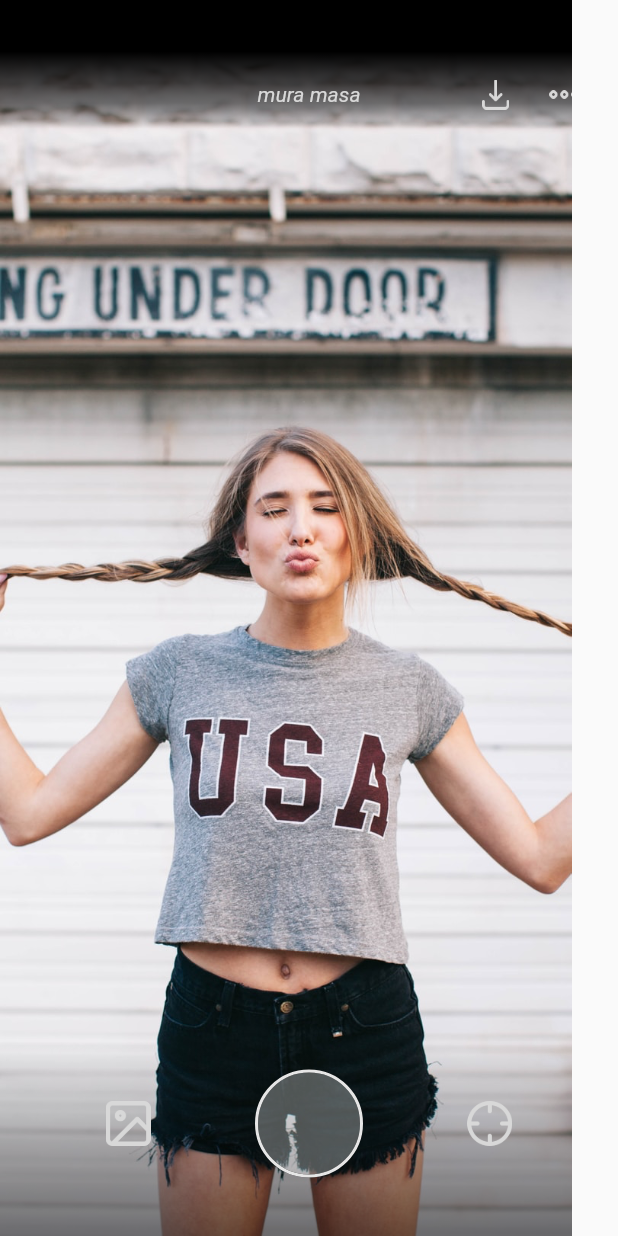
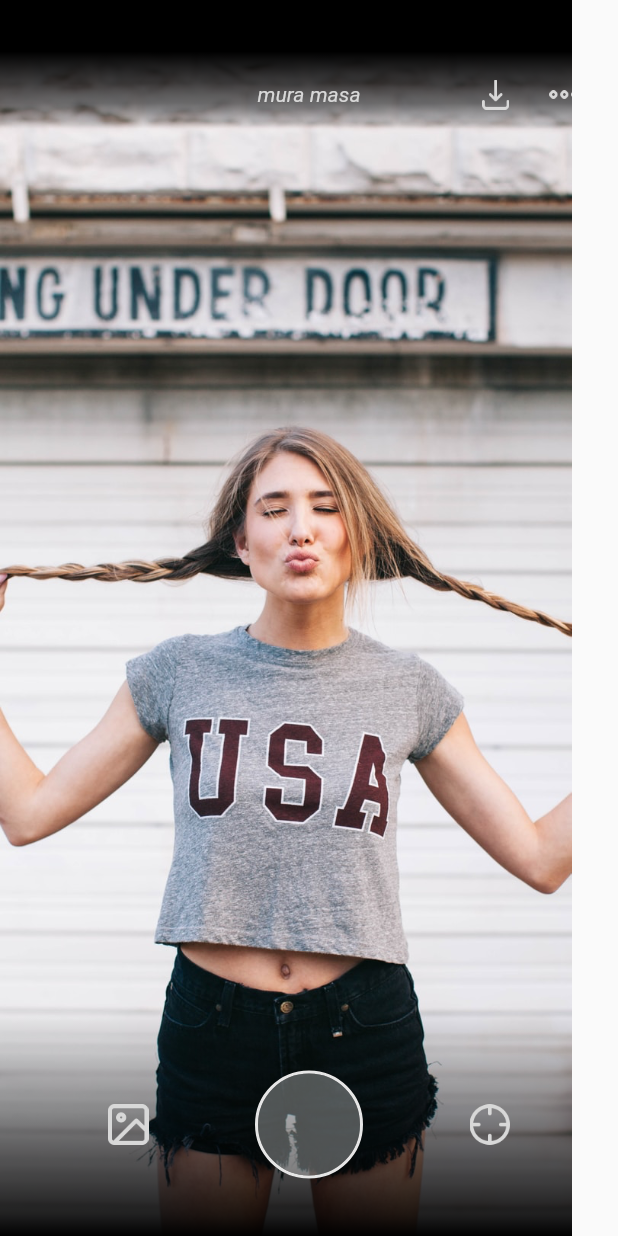
Before and after one commit to ljellevo/illusio, a Flutter app: the screen it shows after launch, on a phone screen of 412 x 824 dp. Run offline on Flutter 3.47's test engine with Material 2 defaults, Android fonts, the phone set to English and light mode, and no system bars; missing offline and left inert: screen.

Commit message:
Added camera button, fixed layout bug and added statusbar color to dark (light color)

```diff
--- a/lib/HomePage.dart
+++ b/lib/HomePage.dart
@@ -134,8 +134,12 @@ double _scale;
     return Positioned(
       bottom: 0.0,
       left: 0.0,
-      height: 130,
+      height: 150,
       width: MediaQuery.of(context).size.width,
+      child: Transform.translate(
+        offset: Offset(0.0, 0.7),
+        child: Padding(
+          padding: EdgeInsets.only(bottom: 0),
           child: Container(
             decoration: BoxDecoration(
               gradient: LinearGradient(
@@ -143,12 +147,16 @@ double _scale;
                 end: Alignment.bottomCenter,
                 colors: <Color>[
                   Colors.transparent,
-              Colors.black54
+                  Colors.black87,
+                  Colors.black,
                 ],
+                stops: [
+                  0.0,
+                  0.9,
+                  1.0
+                ]
               )
             ),
-        child: Padding(
-          padding: EdgeInsets.only(bottom: 20),
             child: Row(
               mainAxisAlignment: MainAxisAlignment.spaceEvenly,
               mainAxisSize: MainAxisSize.max,
@@ -156,8 +164,8 @@ double _scale;
                 GestureDetector(
                   child: Image.asset(
                     "assets/images/gallery.png",
-                  width: 30,
-                  height: 30,
+                    width: 27,
+                    height: 27,
                     ),
                   onTap: () => {
                     print("gallery")
@@ -167,8 +175,8 @@ double _scale;
                 GestureDetector(
                   child: Image.asset(
                     "assets/images/focus.png",
-                  width: 30,
-                  height: 30,
+                    width: 27,
+                    height: 27,
                     ),
                   onTap: () => {
                     print("focus")
@@ -178,13 +186,13 @@ double _scale;
             ),
           )
         )
+      )
     );
   }
 
   @override
   Widget build(BuildContext context) {
     return Scaffold(
-      extendBodyBehindAppBar: true,
       body: Stack(
         children: <Widget>[
           Image.asset('assets/images/woman.png'),
--- a/lib/main.dart
+++ b/lib/main.dart
@@ -1,4 +1,5 @@
 import 'package:flutter/material.dart';
+import 'package:flutter/services.dart';
 import 'package:screen/screen.dart';
 
 import 'HomePage.dart';
@@ -6,6 +7,10 @@ import 'HomePage.dart';
 
 void main() {
   Screen.keepOn(true);
+  SystemChrome.setSystemUIOverlayStyle(SystemUiOverlayStyle.dark.copyWith(
+   statusBarColor: Colors.white, // Color for Android
+   statusBarBrightness: Brightness.dark // Dark == white status bar -- for IOS.
+));
   runApp(MyApp());
 }
 
```
Lines whose indentation alone changed are shown as unchanged.
